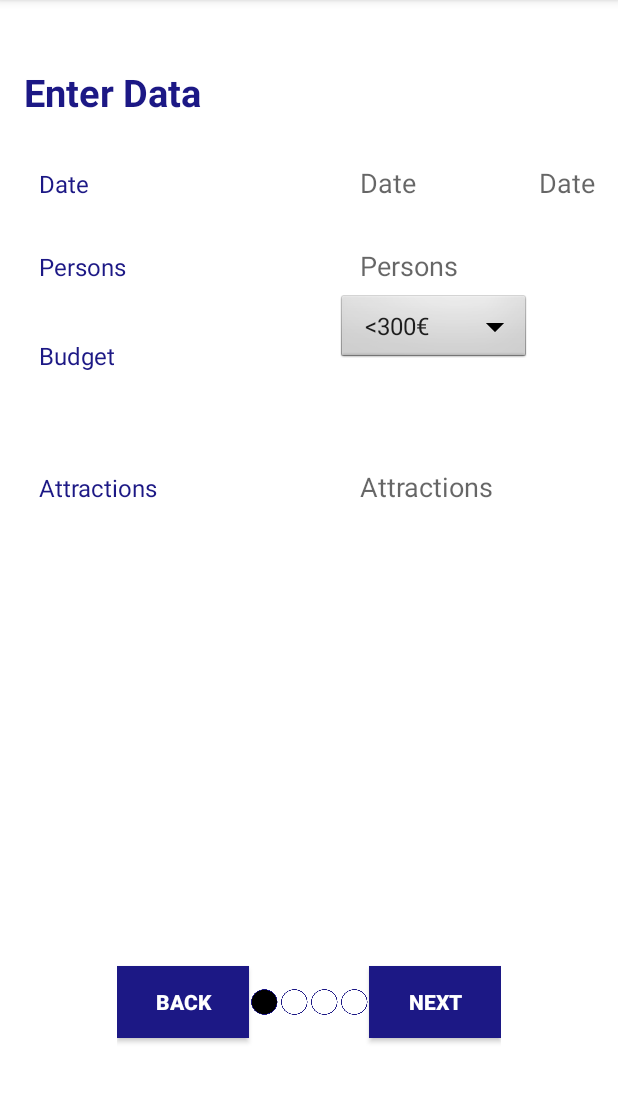
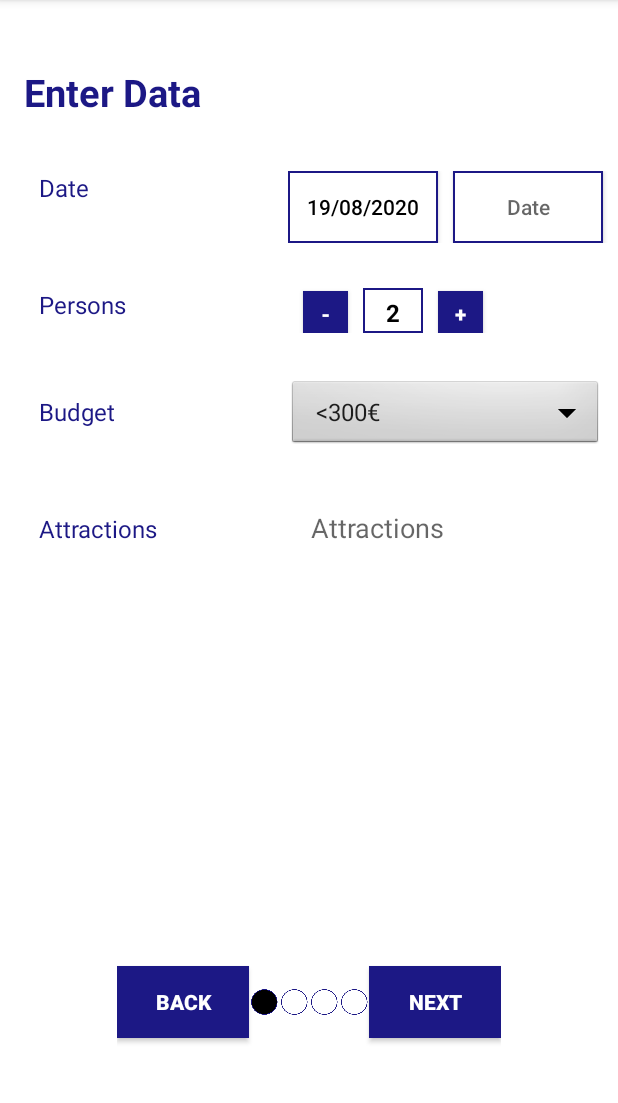
Before and after one commit to emcaste93/Tripscape, an Android app: the screen it shows after launch (MainActivity), on a phone screen of 412 x 824 dp, the part 84-1187 px from its top. Run offline under Robolectric (Android 15) with nearby library versions, the phone set to English and light mode, and no system bars.

Commit message:
View Enter-Data added Calendars layout

```diff
--- a/app/src/main/java/com/example/tripscape/presentation/EnterDataFragment.java
+++ b/app/src/main/java/com/example/tripscape/presentation/EnterDataFragment.java
@@ -1,22 +1,75 @@
 package com.example.tripscape.presentation;
 
+import android.app.DatePickerDialog;
+import android.content.Context;
+import android.graphics.Color;
 import android.os.Bundle;
 import android.view.LayoutInflater;
 import android.view.View;
 import android.view.ViewGroup;
+import android.widget.Button;
+import android.widget.DatePicker;
 
 import androidx.fragment.app.Fragment;
 
 import com.example.tripscape.R;
 
+import java.text.SimpleDateFormat;
+import java.util.Calendar;
+
 public class EnterDataFragment extends Fragment {
+    Button buttonStartDate, buttonEndDate;
+    Context context;
+    DatePickerDialog  startDate, endDate;
+    @Override
+    public View onCreateView(LayoutInflater inflater, ViewGroup container,
+                             Bundle savedInstanceState) {
+        View vista = inflater.inflate(R.layout.enter_data,
+                container, false);
+        context = container.getContext();
+        buttonStartDate = vista.findViewById(R.id.buttonStartDate);
+        buttonEndDate = vista.findViewById(R.id.buttonEndDate);
 
-    @Override
-    public View onCreateView(LayoutInflater inflador, ViewGroup contenedor,
-                             Bundle savedInstanceState) {
-        View vista = inflador.inflate(R.layout.enter_data,
-                contenedor, false);
+        setCalendars();
+
+        buttonStartDate.setOnClickListener(new View.OnClickListener() {
+            @Override
+            public void onClick(View v) {
+                startDate.show();
+            }
+        });
+
+        buttonEndDate.setOnClickListener(new View.OnClickListener() {
+            @Override
+            public void onClick(View v) {
+                endDate.show();
+            }
+        });
         return vista;
+    }
+
+    private void setCalendars(){
+        final Calendar startCalendar = Calendar.getInstance();
+        startDate = new DatePickerDialog(context, R.style.datepicker, new DatePickerDialog.OnDateSetListener() {
+            public void onDateSet(DatePicker view, int year, int monthOfYear, int dayOfMonth) {
+                Calendar newDate = Calendar.getInstance();
+                newDate.set(year, monthOfYear, dayOfMonth);
+                SimpleDateFormat simpleDateFormat = new SimpleDateFormat("dd/MM/yyyy");
+                buttonStartDate.setText(simpleDateFormat.format(newDate.getTime()));
+            }
+
+        }, startCalendar.get(Calendar.YEAR), startCalendar.get(Calendar.MONTH), startCalendar.get(Calendar.DAY_OF_MONTH));
+
+        final Calendar endCalendar = Calendar.getInstance();
+        endDate = new DatePickerDialog(context, R.style.datepicker, new DatePickerDialog.OnDateSetListener() {
+            public void onDateSet(DatePicker view, int year, int monthOfYear, int dayOfMonth) {
+                Calendar newDate = Calendar.getInstance();
+                newDate.set(year, monthOfYear, dayOfMonth);
+                SimpleDateFormat simpleDateFormat = new SimpleDateFormat("dd/MM/yyyy");
+                buttonEndDate.setText(simpleDateFormat.format(newDate.getTime()));
+            }
+
+        }, endCalendar.get(Calendar.YEAR), endCalendar.get(Calendar.MONTH), endCalendar.get(Calendar.DAY_OF_MONTH));
     }
 
     @Override
--- /dev/null
+++ b/app/src/main/res/drawable/border.xml
@@ -0,0 +1,4 @@
+<shape xmlns:android="http://schemas.android.com/apk/res/android" android:shape="rectangle" >
+    <solid android:color="@color/colorWhite" />
+    <stroke android:width="1dip" android:color="@color/colorBlue"/>
+</shape>
--- a/app/src/main/res/layout/enter_data.xml
+++ b/app/src/main/res/layout/enter_data.xml
@@ -7,7 +7,7 @@
     android:layout_gravity="center"
     android:stretchColumns="0"
     >
-    <TableRow>
+    <TableRow android:layout_marginTop="10dp">
         <TextView
             android:layout_height="wrap_content"
             android:layout_column="0"
@@ -15,26 +15,31 @@
             android:text="@string/date"
             android:textColor="@color/colorBlue"
             android:textSize="16sp" />
-        <EditText
-            android:id="@+id/startdate"
+        <LinearLayout android:orientation="horizontal" android:layout_column="1">
+            <Button
+                android:id="@+id/buttonStartDate"
                 android:layout_height="wrap_content"
+                android:layout_width="100dp"
                 android:layout_column="1"
-            android:layout_marginLeft="10dp"
-            android:background="#fff"
+                android:layout_marginRight="10dp"
+                android:background="@drawable/border"
+                android:text="19/08/2020"
+                android:padding="5dp"
+                android:textColor="@color/colorBlack"/>
+            <Button
+                android:id="@+id/buttonEndDate"
+                android:layout_height="wrap_content"
+                android:layout_width="100dp"
+                android:layout_column="2"
+                android:layout_marginRight="10dp"
+                android:background="@drawable/border"
                 android:hint="@string/date"
                 android:padding="5dp"
-            android:textColor="#000" />
-        <EditText
-            android:id="@+id/enddate"
-            android:layout_height="wrap_content"
-            android:layout_column="2"
-            android:layout_marginRight="10dp"
-            android:background="#fff"
-            android:hint="@string/date"
-            android:padding="5dp"
-            android:textColor="#000" />
+                android:textColor="@color/colorBlack" />
+        </LinearLayout>
+
     </TableRow>
-    <TableRow>
+    <TableRow android:layout_marginTop="10dp">
         <TextView
             android:layout_height="wrap_content"
             android:layout_column="0"
@@ -43,19 +48,49 @@
             android:text="@string/persons"
             android:textColor="@color/colorBlue"
             android:textSize="16sp" />
-
-        <EditText
-            android:id="@+id/password"
-            android:layout_height="wrap_content"
+        <LinearLayout android:orientation="horizontal" android:layout_column="1">
+            <Button
+                android:id="@+id/buttonLessPersons"
+                android:layout_height="30dp"
+                android:layout_width="30dp"
+                android:layout_marginLeft="10dp"
+                android:layout_marginTop="20dp"
+                android:layout_column="1"
+                android:background="@color/colorBlue"
+                android:text="-"
+                android:padding="5dp"
+                android:textStyle="bold"
+                android:textColor="@color/colorWhite" />
+            <TextView
+                android:layout_height="30dp"
+                android:layout_width="40dp"
                 android:layout_column="1"
                 android:layout_marginLeft="10dp"
+                android:layout_marginRight="10dp"
                 android:layout_marginTop="20dp"
-            android:background="#fff"
-            android:hint="@string/persons"
+                android:textAlignment="center"
+                android:text="2"
+                android:textStyle="bold"
                 android:padding="5dp"
-            android:textColor="#000" />
+                android:textColor="@color/colorBlack"
+                android:textSize="16sp"
+                android:background="@drawable/border"/>
+            <Button
+                android:id="@+id/buttonMorePersons"
+                android:layout_height="30dp"
+                android:layout_width="30dp"
+                android:layout_column="1"
+                android:layout_marginRight="40dp"
+                android:layout_marginTop="20dp"
+                android:background="@color/colorBlue"
+                android:text="+"
+                android:padding="5dp"
+                android:textStyle="bold"
+                android:textColor="@color/colorWhite" />
+        </LinearLayout>
+
     </TableRow>
-    <TableRow>
+    <TableRow android:layout_marginTop="10dp">
         <TextView
             android:layout_height="wrap_content"
             android:layout_column="0"
@@ -67,20 +102,22 @@
             android:textSize="16sp" />
         <Spinner
             android:id="@+id/spinner1"
-            android:layout_width="wrap_content"
+            android:layout_marginTop="20dp"
+            android:layout_marginRight="10dp"
+            android:layout_width="20dp"
             android:layout_height="wrap_content"
+            android:layout_column="1"
             android:gravity="center_vertical"
             android:background="@android:drawable/btn_dropdown"
             android:textColor="@color/colorBlack"
             android:spinnerMode="dropdown"
             android:entries="@array/spinnerItems"/>
     </TableRow>
-    <TableRow>
+    <TableRow android:layout_marginTop="10dp">
         <TextView
             android:layout_height="wrap_content"
             android:layout_column="0"
             android:layout_marginLeft="10dp"
-            android:layout_marginTop="20dp"
             android:text="@string/attractions"
             android:textColor="@color/colorBlue"
             android:textSize="16sp" />
@@ -90,7 +127,6 @@
             android:layout_height="wrap_content"
             android:layout_column="1"
             android:layout_marginLeft="10dp"
-            android:layout_marginTop="20dp"
             android:background="#fff"
             android:hint="@string/attractions"
             android:padding="5dp"
--- a/app/src/main/res/values/styles.xml
+++ b/app/src/main/res/values/styles.xml
@@ -16,4 +16,10 @@
         <item name="windowNoTitle">true</item>
     </style>
 
+    <style name="datepicker" parent="Theme.AppCompat.Light.Dialog">
+        <item name="colorPrimary">@color/colorWhite</item>
+        <item name="colorPrimaryDark">@color/colorBlack</item>
+        <item name="colorAccent">@color/colorBlue</item>
+    </style>
+
 </resources>
```
Lines whose indentation alone changed are shown as unchanged.
